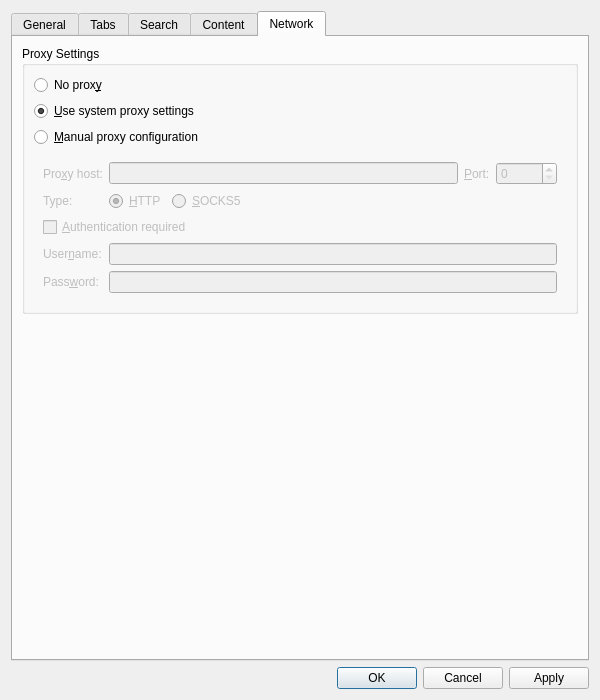
The window that src/libs/ui/settingsdialog.ui (zealdocs/zeal) describes before a commit, drawn with Qt 5.
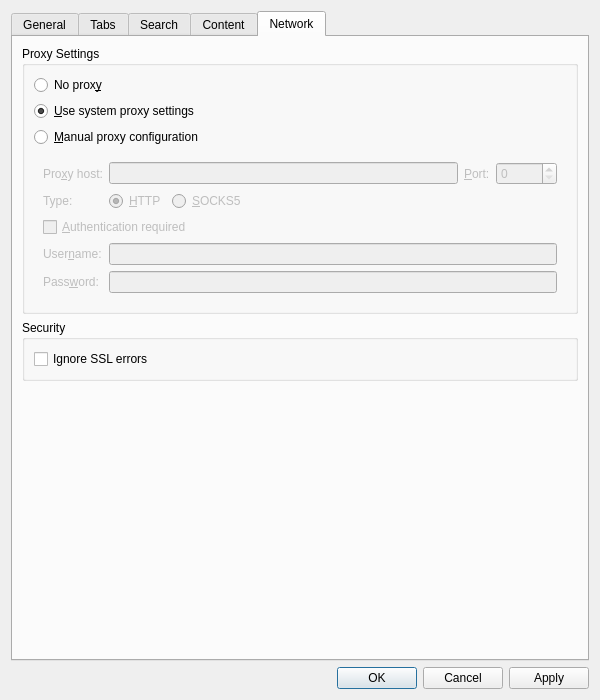
The same window after the commit. The open tabs and pages were chosen to show the change. Custom widgets are drawn as their Qt base class.

Commit message: feat(core): add option to ignore SSL errors (#1521)

What changed in the file:
```diff
--- a/src/libs/ui/settingsdialog.ui
+++ b/src/libs/ui/settingsdialog.ui
@@ -745,6 +745,22 @@
          </layout>
         </widget>
        </item>
+       <item>
+        <widget class="QGroupBox" name="groupBox_8">
+         <property name="title">
+          <string>Security</string>
+         </property>
+         <layout class="QVBoxLayout" name="verticalLayout_15">
+          <item>
+           <widget class="QCheckBox" name="ignoreSSLErrorsCheckBox">
+            <property name="text">
+             <string>Ignore SSL errors</string>
+            </property>
+           </widget>
+          </item>
+         </layout>
+        </widget>
+       </item>
        <item>
         <spacer name="verticalSpacer_2">
          <property name="orientation">
```
The commit also changes 5 other files.
